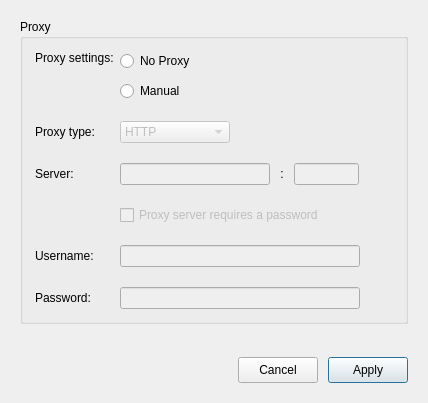
Qt form src/MEGASync/gui/ui/ProxySettings.ui (meganz/MEGAsync) before a commit.
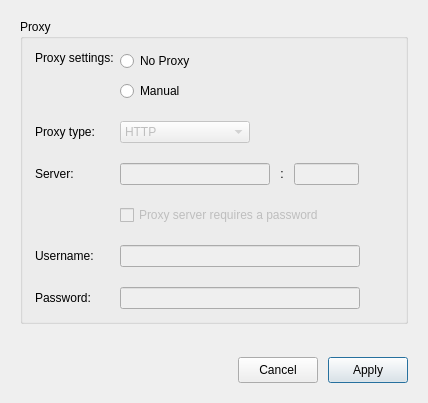
The same form after that commit. Custom widgets are drawn as their Qt base class.

Commit message: SNC-5045: Added padding for combobox dialog, increased width for proxy type.

```diff
--- a/src/MEGASync/gui/ui/ProxySettings.ui
+++ b/src/MEGASync/gui/ui/ProxySettings.ui
@@ -155,13 +155,13 @@
         </property>
         <property name="minimumSize">
          <size>
-          <width>110</width>
+          <width>130</width>
           <height>0</height>
          </size>
         </property>
         <property name="maximumSize">
          <size>
-          <width>110</width>
+          <width>130</width>
           <height>16777215</height>
          </size>
         </property>
```
Left out of the diff: 32 changed lines with no effect on the pictures. The commit also changes 2 other files.
